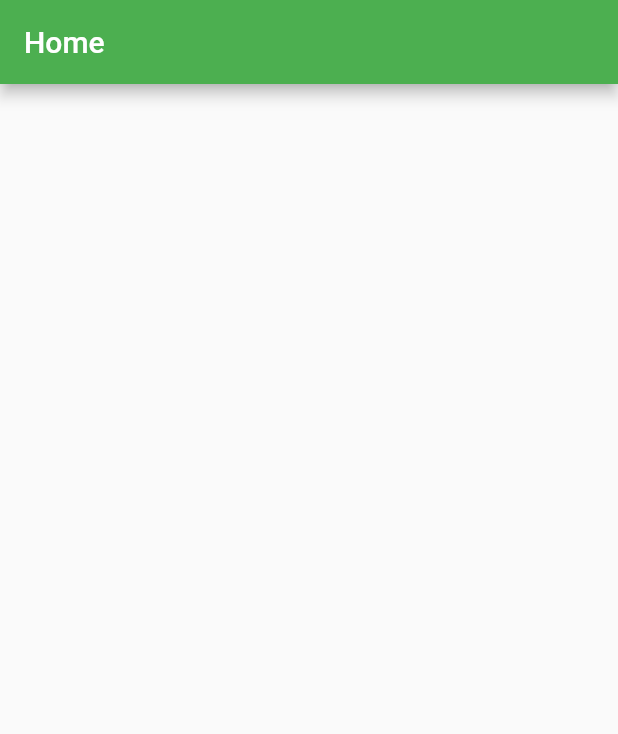
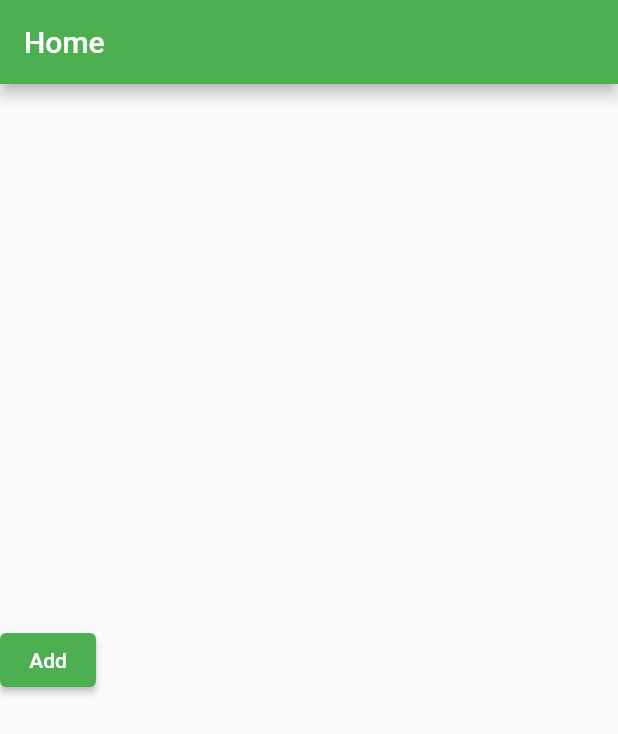
Before and after one commit to ihsankottupadam/test, a Flutter app: the screen it shows after launch, on a phone screen of 412 x 824 dp. Shown: the top 734 px of the screen. Run offline on Flutter 3.47's test engine with Material 2 defaults, Android fonts, the phone set to English and light mode, and no system bars.

Commit message:
add button added

```diff
--- a/lib/screen_home.dart
+++ b/lib/screen_home.dart
@@ -14,7 +14,16 @@ class _HomeScreenState extends State<HomeScreen> {
       appBar: AppBar(title: const Text('Home')),
       body: Column(
         mainAxisAlignment: MainAxisAlignment.center,
+        children: [
+          ElevatedButton(
+              onPressed: () {
+                add();
+              },
+              child: const Text('Add'))
+        ],
       ),
     );
   }
+
+  add() {}
 }
```
